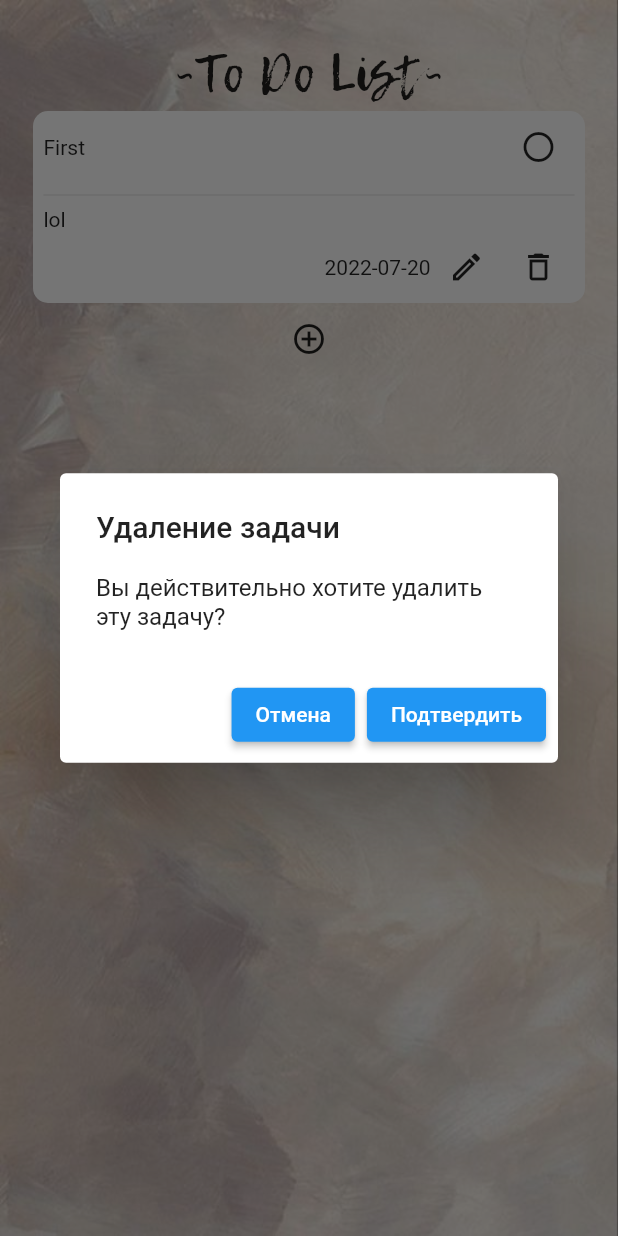
After one commit to Stuzja/todo_list, a Flutter app: the screen it shows after launch, after a tap on the "delete outline" icon, on a phone screen of 412 x 824 dp. The commit adds this screen. Run offline on Flutter 3.47's test engine with Material 2 defaults, Android fonts, the light colour scheme and no system bars.

Commit message:
Перенесла диалог удаления в свой файл

```diff
--- a/lib/widgets/addnote_dialog.dart
+++ b/lib/widgets/addnote_dialog.dart
@@ -1,6 +1,4 @@
 import 'package:flutter/material.dart';
-import 'list_notes.dart';
-import 'note.dart';
 
 class AddNoteDialog extends StatefulWidget {
   final void Function(String title, String text, DateTime date) addFunc;
--- /dev/null
+++ b/lib/widgets/deletenote_dialog.dart
@@ -0,0 +1,38 @@
+import 'package:flutter/material.dart';
+
+class DeleteNoteDialog extends StatefulWidget {
+  final int id;
+  final void Function(int) deleteFunc;
+  const DeleteNoteDialog({Key? key, required this.deleteFunc, required this.id})
+      : super(key: key);
+
+  @override
+  State<StatefulWidget> createState() => DeleteNoteDialogState();
+}
+
+class DeleteNoteDialogState extends State<DeleteNoteDialog> {
+  @override
+  Widget build(BuildContext context) {
+    return AlertDialog(
+      title: const Text('Удаление задачи'),
+      content: const Text("Вы действительно хотите удалить эту задачу?"),
+      actions: <Widget>[
+        ElevatedButton(
+          child: const Text('Отмена'),
+          onPressed: () {
+            setState(() {
+              Navigator.pop(context);
+            });
+          },
+        ),
+        ElevatedButton(
+          child: const Text('Подтвердить'),
+          onPressed: () {
+            widget.deleteFunc(widget.id);
+            Navigator.pop(context);
+          },
+        ),
+      ],
+    );
+  }
+}
--- a/lib/widgets/note.dart
+++ b/lib/widgets/note.dart
@@ -1,5 +1,7 @@
 import 'package:flutter/material.dart';
 import 'package:intl/intl.dart';
+
+import 'deletenote_dialog.dart';
 
 class Note extends StatefulWidget {
   String title;
@@ -62,42 +64,18 @@ class NoteState extends State<Note> {
                   icon: const Icon(Icons.edit_outlined)),
               IconButton(
                   onPressed: () {
-                    _displayDeleteDialog(context, widget.id, widget.deleteFunc);
+                    setState(() {
+                      showDialog(
+                        context: context,
+                        builder: (_) => DeleteNoteDialog(
+                            id: widget.id, deleteFunc: widget.deleteFunc),
+                      );
+                    });
                   },
                   icon: const Icon(Icons.delete_outline_outlined))
             ],
           )
         ]));
-  }
-
-//Диалог при удалении задачи
-  Future<void> _displayDeleteDialog(
-      BuildContext context, int id, void Function(int) delete) async {
-    return showDialog(
-        context: context,
-        builder: (context) {
-          return AlertDialog(
-            title: const Text('Удаление задачи'),
-            content: const Text("Вы действительно хотите удалить эту задачу?"),
-            actions: <Widget>[
-              ElevatedButton(
-                child: const Text('Отмена'),
-                onPressed: () {
-                  setState(() {
-                    Navigator.pop(context);
-                  });
-                },
-              ),
-              ElevatedButton(
-                child: const Text('Подтвердить'),
-                onPressed: () {
-                  delete(id);
-                  Navigator.pop(context);
-                },
-              ),
-            ],
-          );
-        });
   }
 
 //Диалог при изменении задачи
@@ -168,6 +146,4 @@ class NoteState extends State<Note> {
           );
         });
   }
-
-
 }
```
